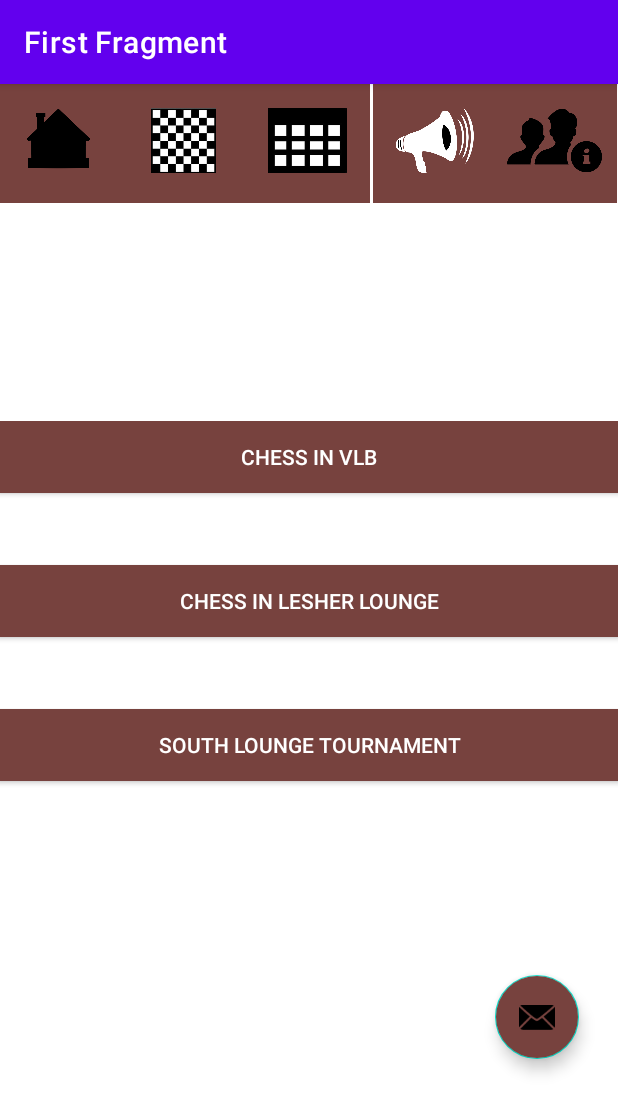
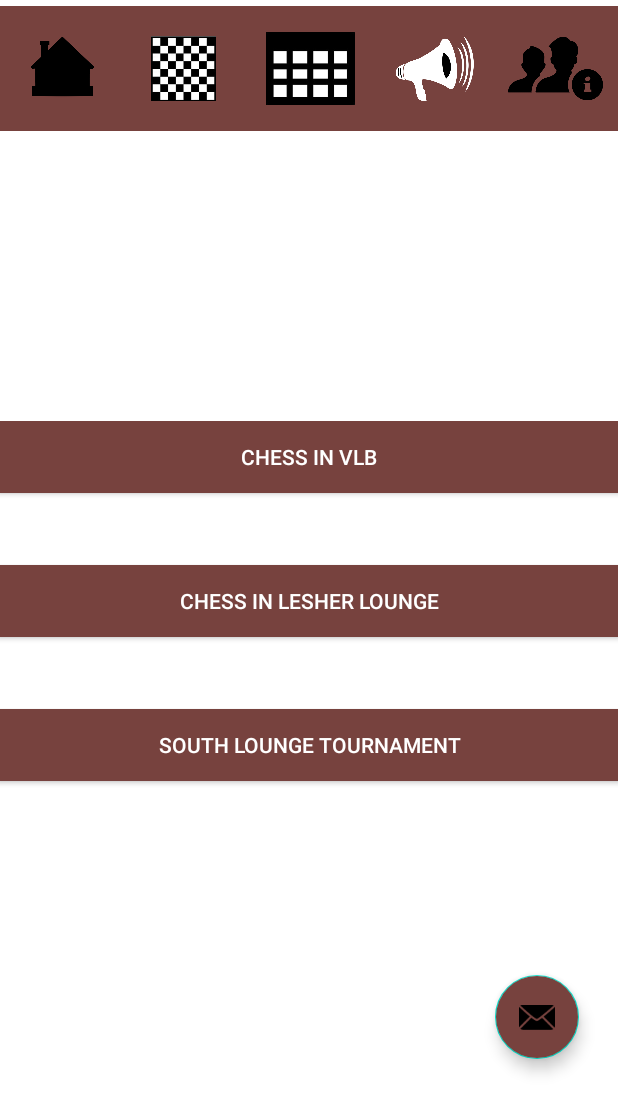
Before and after one commit to ojhscottsmith/Chess_Club_Hub, an Android app: the screen it shows after launch (AnnouncementsActivity), after a tap on "Announcement page", on a phone screen of 412 x 824 dp. Shown: the top 1113 px of the screen. Run offline under Robolectric (Android 15) with nearby library versions, the phone set to English and light mode, and no system bars; our stand-ins replace navigation-ui.

Commit message:
Fixing custom menu-bar design consistency

```diff
--- a/app/src/main/java/com/example/chessclubhub/AnnouncementsActivity.java
+++ b/app/src/main/java/com/example/chessclubhub/AnnouncementsActivity.java
@@ -79,11 +79,11 @@
             SendUserToMainActivity();
         });
 
-        setSupportActionBar(binding.toolbar);
+//        setSupportActionBar(binding.toolbar);
 
-        NavController navController = Navigation.findNavController(this, R.id.nav_host_fragment_content_announcements);
-        appBarConfiguration = new AppBarConfiguration.Builder(navController.getGraph()).build();
-        NavigationUI.setupActionBarWithNavController(this, navController, appBarConfiguration);
+//        NavController navController = Navigation.findNavController(this, R.id.nav_host_fragment_content_announcements);
+//        appBarConfiguration = new AppBarConfiguration.Builder(navController.getGraph()).build();
+//        NavigationUI.setupActionBarWithNavController(this, navController, appBarConfiguration);
 
         binding.fab.setOnClickListener(new View.OnClickListener() {
             @Override
--- a/app/src/main/java/com/example/chessclubhub/MainActivity.java
+++ b/app/src/main/java/com/example/chessclubhub/MainActivity.java
@@ -42,9 +42,11 @@
         super.onCreate(savedInstanceState);
         setContentView(R.layout.activity_main);
 
-        Announcement.AnnouncementList.add(new Announcement("04/08/22","17:30","Chess in VLB","Bruce Wayne","Join me and some friends for Chess in VLB"));
-        Announcement.AnnouncementList.add(new Announcement("05/01/22","12:00","Chess in Lesher Lounge","Elizabeth Carol","Chess in Lesher Lounge, be there or be square"));
-        Announcement.AnnouncementList.add(new Announcement("04/10/22","10:00","South Lounge Tournament","Sucy Timberlake","We are having a Chess Tournament in South Lounge. Anyone is welcome!"));
+        if(Announcement.AnnouncementList.size()==0) {
+            Announcement.AnnouncementList.add(new Announcement("04/08/22", "17:30", "Chess in VLB", "Bruce Wayne", "Join me and some friends for Chess in VLB"));
+            Announcement.AnnouncementList.add(new Announcement("05/01/22", "12:00", "Chess in Lesher Lounge", "Elizabeth Carol", "Chess in Lesher Lounge, be there or be square"));
+            Announcement.AnnouncementList.add(new Announcement("04/10/22", "10:00", "South Lounge Tournament", "Sucy Timberlake", "We are having a Chess Tournament in South Lounge. Anyone is welcome!"));
+        }
 
         //Binding components with view
         //titleView = findViewById(R.id.titleView);
--- a/app/src/main/res/layout/activity_announcements.xml
+++ b/app/src/main/res/layout/activity_announcements.xml
@@ -10,35 +10,36 @@
         android:layout_width="match_parent"
         android:layout_height="match_parent">
 
-        <com.google.android.material.appbar.AppBarLayout
-            android:layout_width="match_parent"
-            android:layout_height="wrap_content"
-            android:theme="@style/Theme.ChessClubHub.AppBarOverlay"
-            app:layout_constraintEnd_toEndOf="parent"
-            app:layout_constraintStart_toStartOf="parent"
-            app:layout_constraintTop_toTopOf="parent">
+<!--        <com.google.android.material.appbar.AppBarLayout-->
+<!--            android:layout_width="match_parent"-->
+<!--            android:layout_height="wrap_content"-->
+<!--            android:theme="@style/Theme.ChessClubHub.AppBarOverlay"-->
+<!--            app:layout_constraintEnd_toEndOf="parent"-->
+<!--            app:layout_constraintStart_toStartOf="parent"-->
+<!--            app:layout_constraintTop_toTopOf="parent">-->
 
-            <androidx.appcompat.widget.Toolbar
-                android:id="@+id/toolbar"
-                android:layout_width="match_parent"
-                android:layout_height="?attr/actionBarSize"
-                android:background="?attr/colorPrimary"
-                app:popupTheme="@style/Theme.ChessClubHub.PopupOverlay" />
+<!--            <androidx.appcompat.widget.Toolbar-->
+<!--                android:id="@+id/toolbar"-->
+<!--                android:layout_width="match_parent"-->
+<!--                android:layout_height="?attr/actionBarSize"-->
+<!--                android:background="?attr/colorPrimary"-->
+<!--                app:popupTheme="@style/Theme.ChessClubHub.PopupOverlay" />-->
 
-        </com.google.android.material.appbar.AppBarLayout>
+<!--        </com.google.android.material.appbar.AppBarLayout>-->
 
         <ImageButton
             android:id="@+id/login_page"
             android:layout_width="83dp"
             android:layout_height="83dp"
-            android:layout_marginStart="328dp"
-            android:layout_marginTop="52dp"
+            android:layout_marginTop="4dp"
             android:adjustViewBounds="true"
             android:background="@color/chess"
             android:contentDescription="Admin login page"
             android:padding="10dp"
             android:scaleType="fitCenter"
             android:src="@drawable/admin"
+            app:layout_constraintEnd_toEndOf="parent"
+            app:layout_constraintHorizontal_bias="1.0"
             app:layout_constraintStart_toStartOf="parent"
             app:layout_constraintTop_toTopOf="parent" />
 
@@ -46,7 +47,7 @@
             android:id="@+id/announcement_page"
             android:layout_width="83dp"
             android:layout_height="83dp"
-            android:layout_marginTop="52dp"
+            android:layout_marginTop="4dp"
             android:layout_marginEnd="80dp"
             android:adjustViewBounds="true"
             android:background="@color/chess"
@@ -61,7 +62,7 @@
             android:id="@+id/game_page"
             android:layout_width="83dp"
             android:layout_height="83dp"
-            android:layout_marginTop="52dp"
+            android:layout_marginTop="4dp"
             android:layout_marginEnd="248dp"
             android:adjustViewBounds="true"
             android:background="@color/chess"
@@ -74,9 +75,9 @@
 
         <ImageButton
             android:id="@+id/event_page"
-            android:layout_width="83dp"
+            android:layout_width="90dp"
             android:layout_height="83dp"
-            android:layout_marginTop="52dp"
+            android:layout_marginTop="4dp"
             android:adjustViewBounds="true"
             android:background="@color/chess"
             android:contentDescription="Event page"
@@ -84,7 +85,7 @@
             android:scaleType="fitCenter"
             android:src="@drawable/ic_calendar"
             app:layout_constraintEnd_toEndOf="parent"
-            app:layout_constraintHorizontal_bias="0.496"
+            app:layout_constraintHorizontal_bias="0.503"
             app:layout_constraintStart_toStartOf="parent"
             app:layout_constraintTop_toTopOf="parent" />
 
@@ -92,8 +93,7 @@
             android:id="@+id/home_page"
             android:layout_width="83dp"
             android:layout_height="83dp"
-            android:layout_marginTop="52dp"
-            android:layout_marginEnd="332dp"
+            android:layout_marginTop="4dp"
             android:adjustViewBounds="true"
             android:background="@color/chess"
             android:contentDescription="Home page"
@@ -101,6 +101,8 @@
             android:scaleType="fitCenter"
             android:src="@drawable/ic_home"
             app:layout_constraintEnd_toEndOf="parent"
+            app:layout_constraintHorizontal_bias="0.0"
+            app:layout_constraintStart_toStartOf="parent"
             app:layout_constraintTop_toTopOf="parent" />
 
         <ScrollView
```
Also changed, not shown: app/src/main/res/layout/activity_main.xml (+12 -10 lines).
